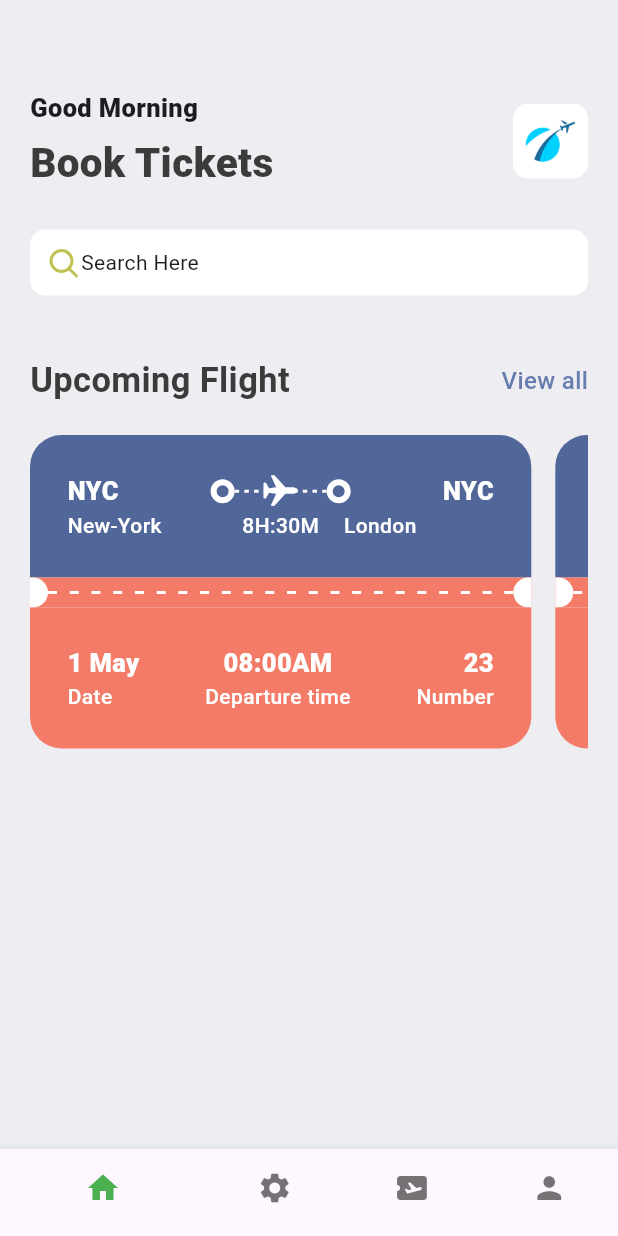
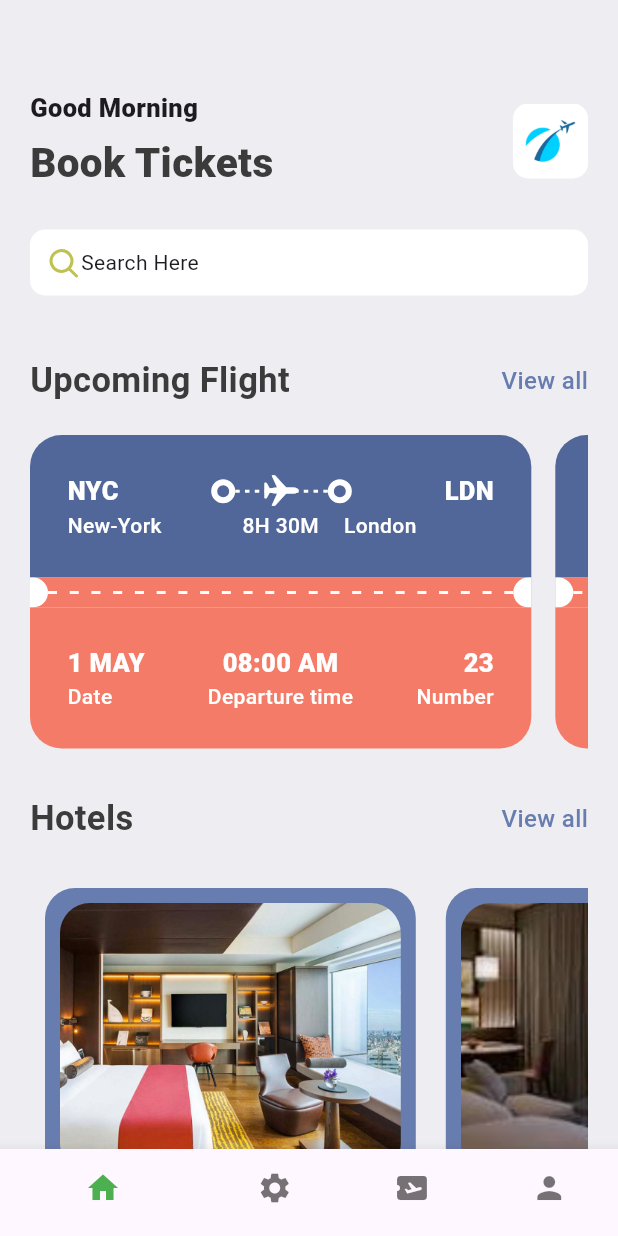
Before and after one commit to Ramkrishna06/tickets_app, a Flutter app: the screen it shows after launch, on a phone screen of 412 x 824 dp. Run offline on Flutter 3.47's test engine with Material 3 defaults, Android fonts, the phone set to English and light mode, and no system bars; our stand-ins replace fluentui_icons.

Commit message:
HomeScreencompleted

```diff
--- a/lib/Base/bottom_nav_bar.dart
+++ b/lib/Base/bottom_nav_bar.dart
@@ -1,7 +1,7 @@
 import 'package:flutter/cupertino.dart';
 import 'package:flutter/material.dart';
 
-import '../screens/Homescreen.dart';
+import '../screens/Home/Homescreen.dart';
 
 class BottomNavBar extends StatefulWidget {
   const BottomNavBar({super.key});
@@ -26,7 +26,7 @@ class _BottomNavBarState extends State<BottomNavBar> {
         _selectedIndex = index;
       },
     );
-    print("tapped $_selectedIndex");
+    print("tapped ${_selectedIndex}");
   }
 
   @override
--- a/lib/Base/res/media.dart
+++ b/lib/Base/res/media.dart
@@ -1,4 +1,8 @@
 class AppMedia {
   static const _baseimage = "assets/images";
   static const logo = "$_baseimage/logo.png";
+  static const hotelimg="$_baseimage/hotel_room.png";
+   //static  hoteljsonimg="$_baseimage/${hoteldetails["image"]}";
+   //we dont have hoteldetails map passed hereso how we can accesss it
+
 }
--- a/lib/Base/utilities/all_json.dart
+++ b/lib/Base/utilities/all_json.dart
@@ -1,18 +1,18 @@
 List<Map<String, dynamic>> hotelList = [
   {
-    'image': 'one.png',
+    'image': 'hotel_room.png',
     'place': 'Open Space',
     'destination': 'London',
     'price': 25
   },
   {
-    'image': 'two.png',
+    'image': "hotel_room_view_1.png",
     'place': 'Global Will',
     'destination': 'London',
     'price': 40
   },
   {
-    'image': 'three.png',
+    'image': 'hotel_room_1.png',
     'place': 'Tallest Building',
     'destination': 'Dubai',
     'price': 68
@@ -49,6 +49,21 @@ List<Map<String, dynamic>> ticketList = [
 'departure_time':"09:00 AM",
 "number":45
 },
+  {
+    'from': {
+      'code':"HOG",
+      'name':"Hogwarts"
+    },
+    'to': {
+      'code':"NYC",
+      'name':"New-york"
+    },
+    'flying_time': '6H 20M',
+    'date': "23 APR",
+    'departure_time':"09:00 PM",
+    "number":49
+  },
+
 ];
 class AppRoutes{
 
--- a/lib/Base/widgets/App_Double_text.dart
+++ b/lib/Base/widgets/App_Double_text.dart
@@ -1,21 +1,38 @@
 import 'package:flutter/cupertino.dart';
 import 'package:flutter/material.dart';
 import 'package:ticket_app/Base/res/style/app_style.dart';
+import 'package:ticket_app/screens/Home/all_tickets.dart';
 
 class AppDoubleText extends StatelessWidget {
   const AppDoubleText(
-      {super.key, required this.bigtext, required this.smalltext});
+      {super.key,
+      required this.bigtext,
+      required this.smalltext,
+      required this.func});
   final String bigtext;
   final String smalltext;
-
+  //final String func;
+  final VoidCallback func;
   @override
   Widget build(BuildContext context) {
     return Row(
       mainAxisAlignment: MainAxisAlignment.spaceBetween,
       children: [
-        Text(bigtext,style: Appstyle.headlinestyle2),
+        Text(bigtext, style: Appstyle.headlinestyle2),
         InkWell(
-          child: Text(smalltext,style: Appstyle.textstyle.copyWith(color: Appstyle.primarycolor),),
+          //       onTap: (){
+          // // Navigator. push(
+          // //     context,
+          // //     MaterialPageRoute<void>(
+          // //     builder: (BuildContext context) =>  AllTickets(),
+          // // ),
+          // // );
+          // }
+          onTap: func,
+          child: Text(
+            smalltext,
+            style: Appstyle.textstyle.copyWith(color: Appstyle.primarycolor),
+          ),
         )
       ],
     );
--- a/lib/Base/widgets/App_layoutbuilder.dart
+++ b/lib/Base/widgets/App_layoutbuilder.dart
@@ -4,13 +4,14 @@ import 'package:flutter/material.dart';
 class AppLayoutBuilder extends StatelessWidget {
   final int randomnumber;
   final double width;
-  const AppLayoutBuilder({super.key, required this.randomnumber,this.width=3});
+  const AppLayoutBuilder(
+      {super.key, required this.randomnumber, this.width = 3});
 
   @override
   Widget build(BuildContext context) {
     return LayoutBuilder(
       builder: (BuildContext context, BoxConstraints constraints) {
-        print(constraints.constrainWidth()/randomnumber);
+        print(constraints.constrainWidth() / randomnumber);
         return Flex(
           mainAxisAlignment: MainAxisAlignment.spaceBetween,
           direction: Axis.horizontal,
--- a/lib/Base/widgets/Ticket_view.dart
+++ b/lib/Base/widgets/Ticket_view.dart
@@ -10,7 +10,9 @@ import 'package:ticket_app/Base/widgets/Textstyle_forth.dart';
 import 'package:ticket_app/Base/widgets/Textstyle_third.dart';
 
 class TicketView extends StatelessWidget {
-  const TicketView({super.key});
+  final bool wholescreen;
+  Map<String, dynamic> ticket;//this is map name as ticket containing necessery information about tickets
+  TicketView({super.key, required this.ticket,this.wholescreen=false});
 
   @override
   Widget build(BuildContext context) {
@@ -18,7 +20,7 @@ class TicketView extends StatelessWidget {
     return SizedBox(
       width: size.width * 0.85,
       child: Container(
-        margin: EdgeInsets.only(right: 16),
+        margin: EdgeInsets.only(right: wholescreen==true? 0:16),
         child: Column(
           children: [
             //blue part ticket
@@ -33,7 +35,7 @@ class TicketView extends StatelessWidget {
                 children: [
                   Row(
                     children: [
-                      Textstylethird(text: "NYC"),
+                      Textstylethird(text: ticket["from"]["code"]),
                       Expanded(
                         child: Container(),
                       ),
@@ -55,27 +57,32 @@ class TicketView extends StatelessWidget {
                       Expanded(
                         child: Container(),
                       ),
-                      Textstylethird(text: "NYC")
+                      Textstylethird(text: ticket["to"]["code"]),
                     ],
                   ),
                   Row(
                     children: [
                       SizedBox(
                         width: 100,
-                        child: Textstyleforth(text: "New-York",),
+                        child: Textstyleforth(
+                          text: ticket["from"]["name"],
+                        ),
                       ),
-
                       Expanded(
                         child: Container(),
                       ),
-                      Textstyleforth(text: "8H:30M",),
+                      Textstyleforth(
+                        text: ticket["flying_time"],
+                      ),
                       Expanded(
                         child: Container(),
                       ),
                       SizedBox(
                         width: 100,
                         child: Textstyleforth(
-                            text: "London",aling: TextAlign.end,),
+                          text: ticket["to"]["name"],
+                          aling: TextAlign.end,
+                        ),
                       ),
                     ],
                   ),
@@ -109,15 +116,19 @@ class TicketView extends StatelessWidget {
                   borderRadius: BorderRadius.only(
                       bottomLeft: Radius.circular(21),
                       bottomRight: Radius.circular(21))),
-              child: Column(
+              child: Row(
+                mainAxisAlignment: MainAxisAlignment.spaceBetween,
                 children: [
-                  Row(
-                    mainAxisAlignment: MainAxisAlignment.spaceBetween,
-                    children: [
-                      AppColoumTextLayout(toptext: "1 May", bottomtext: "Date"),
-                      AppColoumTextLayout(toptext: "08:00AM", bottomtext: "Departure time",aling: CrossAxisAlignment.center,),
-                      AppColoumTextLayout(toptext: "23", bottomtext: "Number",aling: CrossAxisAlignment.end,),
-                    ],
+                  AppColoumTextLayout(toptext: ticket["date"], bottomtext: "Date"),
+                  AppColoumTextLayout(
+                    toptext: ticket["departure_time"],
+                    bottomtext: "Departure time",
+                    aling: CrossAxisAlignment.center,
+                  ),
+                  AppColoumTextLayout(
+                    toptext: ticket["number"].toString(),
+                    bottomtext: "Number",
+                    aling: CrossAxisAlignment.end,
                   ),
                 ],
               ),
--- a/lib/main.dart
+++ b/lib/main.dart
@@ -1,4 +1,6 @@
 import 'package:flutter/material.dart';
+import 'package:ticket_app/screens/Home/Hotelscreen.dart';
+import 'package:ticket_app/screens/Home/all_tickets.dart';
 
 import 'Base/bottom_nav_bar.dart';
 
@@ -29,7 +31,13 @@ class MyApp extends StatelessWidget {
   Widget build(BuildContext context) {
     return MaterialApp(
       debugShowCheckedModeBanner: false,
-      home: BottomNavBar(),
+      // home: BottomNavBar(),
+      routes: {
+        //hoem route "/"
+        "/":(context)=>BottomNavBar(),
+        "all_tickets":(context)=>AllTickets(),
+        "hotel_screen":(context)=>HotelScreen(),
+      },
     );
   }
 }
--- a/lib/screens/Homescreen.dart
+++ b/lib/screens/Home/Homescreen.dart
@@ -2,10 +2,14 @@ import 'package:fluentui_icons/fluentui_icons.dart';
 import 'package:flutter/cupertino.dart';
 import 'package:flutter/material.dart';
 import 'package:ticket_app/Base/res/media.dart';
+import 'package:ticket_app/Base/utilities/all_json.dart';
 import 'package:ticket_app/Base/widgets/App_Double_text.dart';
 import 'package:ticket_app/Base/widgets/Ticket_view.dart';
+import 'package:ticket_app/screens/Home/widget/hotel.dart';
+import 'package:ticket_app/screens/Home/Hotelscreen.dart';
 
-import '../Base/res/style/app_style.dart';
+
+import '../../Base/res/style/app_style.dart';
 
 class Homescreen extends StatelessWidget {
   const Homescreen({super.key});
@@ -68,17 +72,45 @@ class Homescreen extends StatelessWidget {
                 ),
                 SizedBox(height: 40),
                 AppDoubleText(
-                    bigtext: "Upcoming Flight", smalltext: "View all"),
+                  bigtext: "Upcoming Flight",
+                  smalltext: "View all",
+                  func: () => Navigator.pushNamed(context, "all_tickets"),
+                ),
                 SizedBox(height: 20),
                 SingleChildScrollView(
-                  scrollDirection: Axis.horizontal,//this line is most important
+                  scrollDirection:
+                      Axis.horizontal, //this line is most important
                   child: Row(
-                    children: [
-                      TicketView(),
-                      TicketView(),
-                    ],
+                    children: ticketList
+                        .take(3)
+                        .map((singleticket) => TicketView(ticket: singleticket))
+                        .toList(),
                   ),
-                )
+                ),
+                SizedBox(
+                  height: 30,
+                ),
+                AppDoubleText(
+                  bigtext: "Hotels",
+                  smalltext: "View all",
+                  func: () => Navigator.pushNamed(context, "hotel_screen"),
+                ),
+                SizedBox(
+                  height: 20,
+                ),
+                SingleChildScrollView(
+                  scrollDirection: Axis.horizontal,
+                  child: Row(
+                    children: hotelList
+                        .map(
+                          (fristhotel) => Container(
+                            padding: EdgeInsets.all(10),
+                            child: HotelSection(hoteldetails: fristhotel),
+                          ),
+                        )
+                        .toList(),
+                  ),
+                ),
               ],
             ),
           )
--- /dev/null
+++ b/lib/screens/Home/Hotelscreen.dart
@@ -0,0 +1,17 @@
+import 'package:flutter/cupertino.dart';
+import 'package:flutter/material.dart';
+import 'package:ticket_app/Base/res/style/app_style.dart';
+
+class HotelScreen extends StatelessWidget {
+  const HotelScreen({super.key});
+
+  @override
+  Widget build(BuildContext context) {
+    return Scaffold(
+      appBar: AppBar(),
+      body: Center(
+        child: Text("Coming Soon...",style: Appstyle.headlinestyle2,),
+      ),
+    );
+  }
+}
--- /dev/null
+++ b/lib/screens/Home/all_tickets.dart
@@ -0,0 +1,32 @@
+import 'package:flutter/cupertino.dart';
+import 'package:flutter/material.dart';
+import 'package:ticket_app/Base/utilities/all_json.dart';
+import 'package:ticket_app/Base/widgets/Ticket_view.dart';
+
+class AllTickets extends StatelessWidget {
+  const AllTickets({super.key});
+
+  @override
+  Widget build(BuildContext context) {
+    return Scaffold(
+      appBar: AppBar(
+        title:  Text("All Tickets"),
+      ),
+      body: ListView(
+        children: [
+          SingleChildScrollView(
+            child: Column(
+              children: ticketList.map(
+                (singleticket) {
+                  return Container(
+                   margin: EdgeInsets.symmetric(vertical: 40),
+                    child: TicketView(ticket: singleticket,wholescreen: true,),);
+                },
+              ).toList(),
+            ),
+          ),
+        ],
+      ),
+    );
+  }
+}
--- /dev/null
+++ b/lib/screens/Home/widget/hotel.dart
@@ -0,0 +1,46 @@
+import 'package:flutter/cupertino.dart';
+import 'package:flutter/material.dart';
+import 'package:ticket_app/Base/res/style/app_style.dart';
+
+
+
+class HotelSection extends StatelessWidget {
+  final Map<String,dynamic>hoteldetails;
+  const HotelSection({super.key,required this.hoteldetails});
+
+  @override
+  Widget build(BuildContext context) {
+    final size = MediaQuery.of(context).size;
+    return Container(
+      padding: EdgeInsets.all(10),
+      height: 330,
+      width: size.width*0.60,
+      decoration: BoxDecoration(
+        borderRadius: BorderRadius.circular(20),
+        color: Appstyle.primarycolor,
+      ),
+      child: Column(
+        crossAxisAlignment: CrossAxisAlignment.start,
+        children: [
+          Container(
+            height: 180,
+            decoration: BoxDecoration(
+              borderRadius: BorderRadius.circular(20),
+            image: DecorationImage(
+              fit: BoxFit.cover,
+             image: AssetImage("assets/images/${hoteldetails["image"]}"),
+            )
+            ),
+          ),
+          SizedBox(height: 10,),
+          Text(hoteldetails["place"],style: Appstyle.headlinestyle2.copyWith(color: Colors.white),),
+          SizedBox(height: 10,),
+          Text(hoteldetails["destination"],style: Appstyle.headlinestyle3.copyWith(color: Colors.white),),
+          SizedBox(height: 10,),
+          Text("\$${hoteldetails["price"]}/night",style: Appstyle.headlinestyle3.copyWith(color: Colors.white, ),),
+
+        ],
+      ),
+    );
+  }
+}
```
Also changed, not shown: lib/screens/search/search_screen.dart (added).
